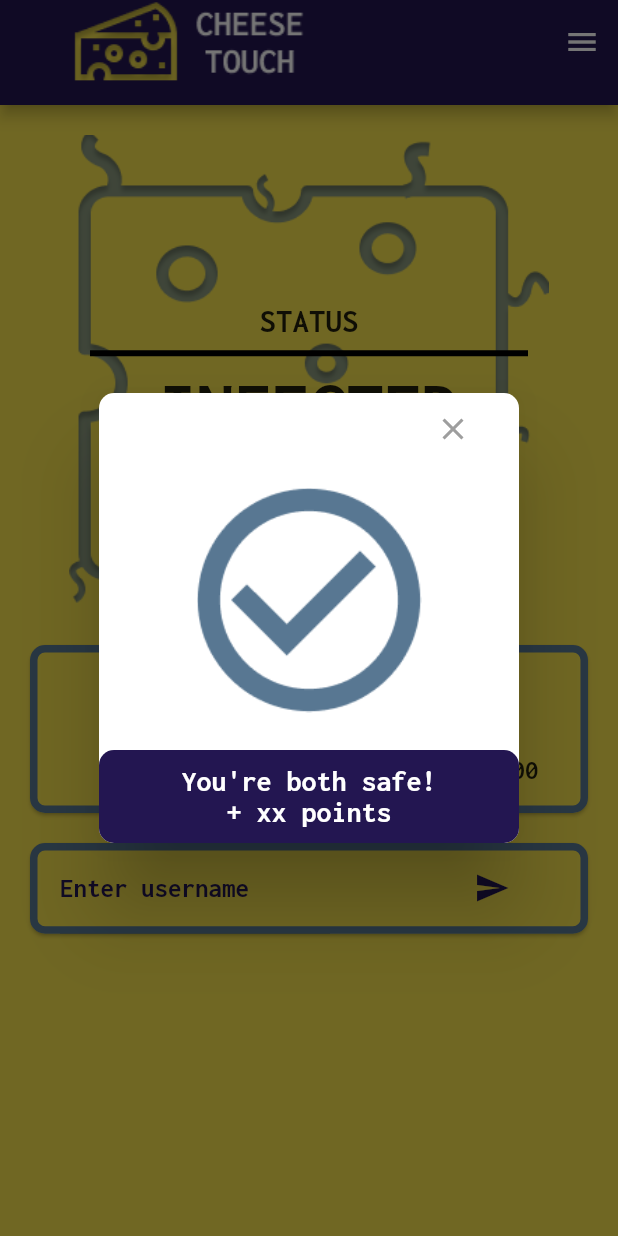
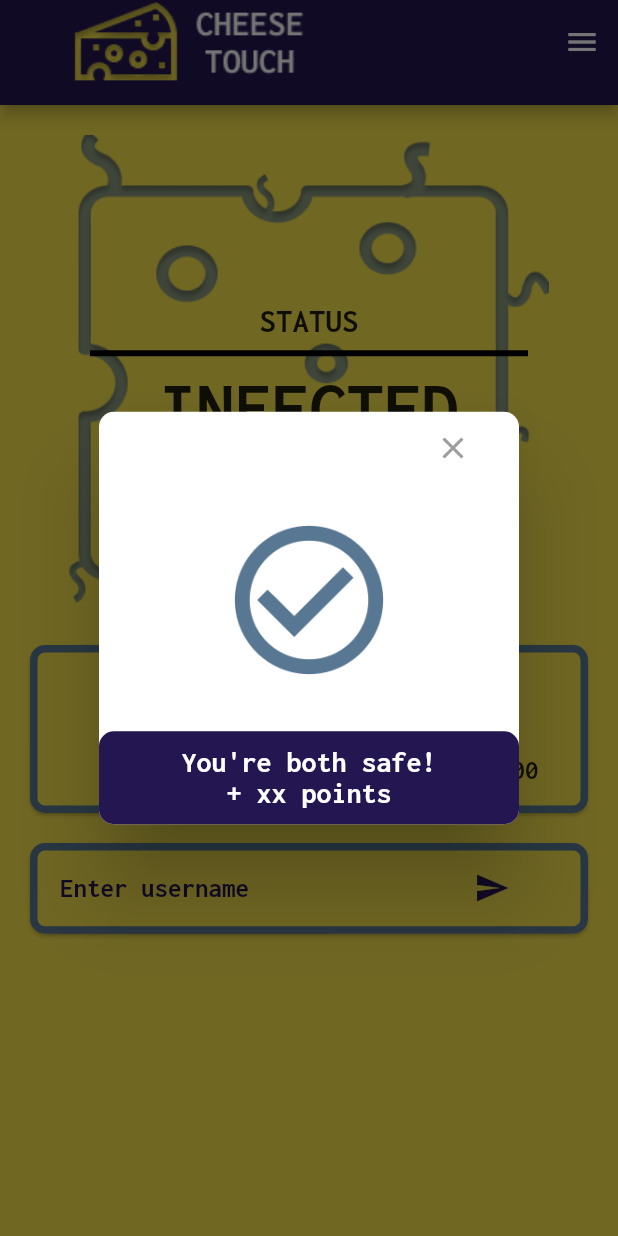
Before and after one commit to joshrabovsky/CheeseTouch, a Flutter app: the LoginScreen screen opened directly, after a tap on "Login", after a tap on the "send" icon, on a phone screen of 412 x 824 dp. Run offline on Flutter 3.47's test engine with Material 2 defaults, Android fonts, the phone set to English and light mode, and no system bars.

Commit message:
edited background

```diff
--- a/cheese_touch/lib/background.dart
+++ b/cheese_touch/lib/background.dart
@@ -10,10 +10,10 @@ class Background extends StatelessWidget {
   @override
   Widget build(BuildContext context) {
     Size size = MediaQuery.of(context).size;
-    return Container(
-      padding: const EdgeInsets.only(),
-      height: size.height,
-      width: double.infinity,
+    return
+    Container(
+      margin: const EdgeInsets.all(0),
+      width: MediaQuery.of(context).size.width,
       child: Stack(
         alignment: Alignment.center,
         children: [
@@ -21,7 +21,7 @@ class Background extends StatelessWidget {
               child: Image.asset(
             "assets/images/plainbackground.png",
             width: size.width,
-            fit: BoxFit.fill,
+            fit: BoxFit.fitWidth,
           )),
           child,
         ],
--- a/cheese_touch/lib/enter_username.dart
+++ b/cheese_touch/lib/enter_username.dart
@@ -116,7 +116,8 @@ Widget buildPopupDialog(BuildContext context) {
     shape: RoundedRectangleBorder(borderRadius: BorderRadius.circular(10)),
     contentPadding: EdgeInsets.all(0),
     content: Container(
-      height: 300,
+      height: 275,
+      width: MediaQuery.of(context).size.width * 0.6,
       child: Column(
         mainAxisAlignment: MainAxisAlignment.spaceBetween,
         children: [
@@ -134,8 +135,8 @@ Widget buildPopupDialog(BuildContext context) {
           ),
           Image.asset(
             imageUrl,
-            height: 150,
-            width: 150,
+            height: 100,
+            width: 100,
             fit: BoxFit.fitWidth,
           ),
           Container(
```
